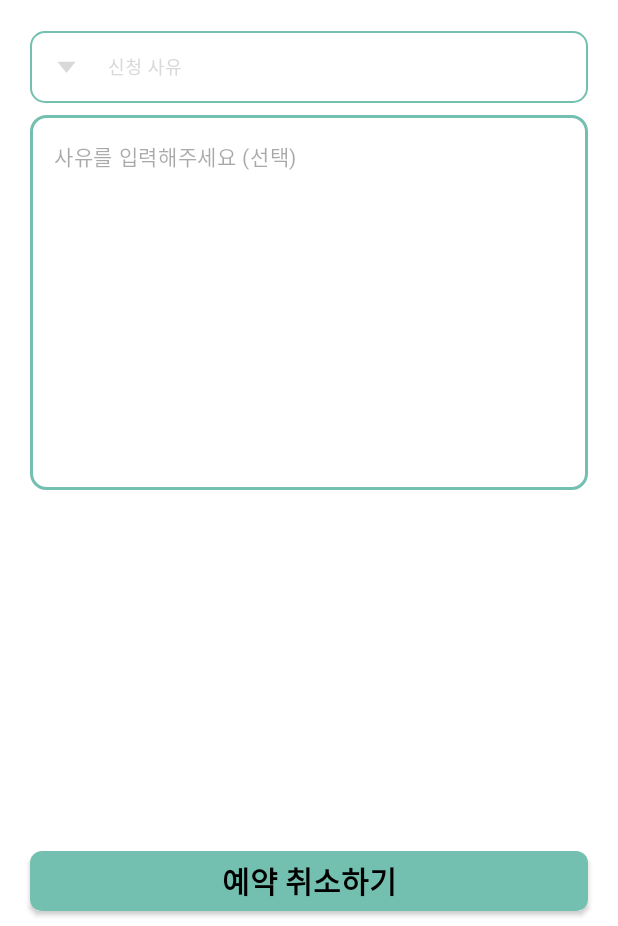
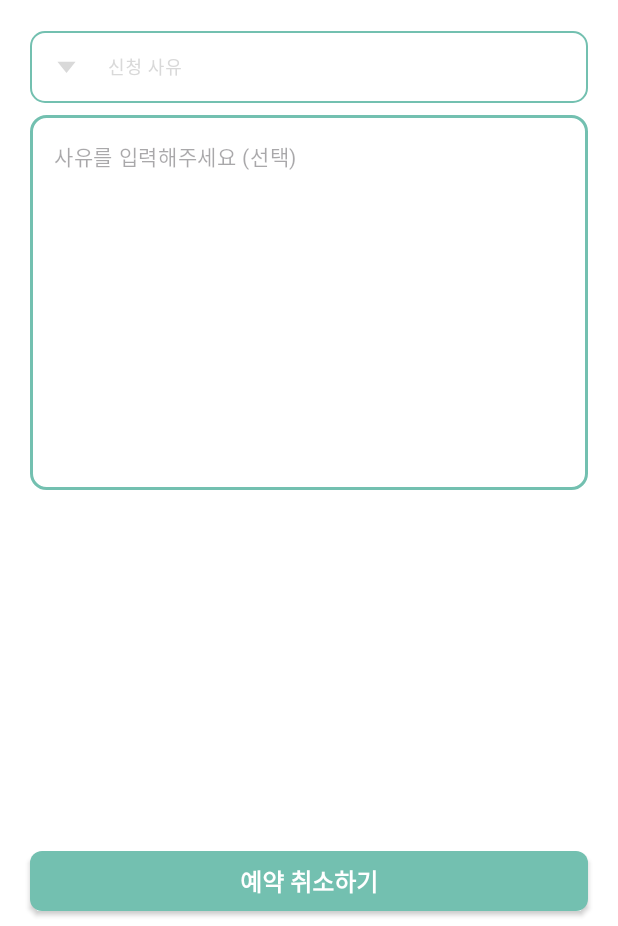
Before and after one commit to seongukHEO/ApartTalk, an Android app: the fragment ReservationCancelCompleteFragment placed in its activity, on a phone screen of 412 x 824 dp, the part 310-1236 px from its top. Run offline under Robolectric (Android 15) with nearby library versions, the phone set to English and light mode, and no system bars; our stand-ins replace Firebase (no records; nobody signed in at launch, a user with empty details on screens opened directly); libraries missing offline, so code that uses them is left out: com.kakao.sdk.

Commit message:
refactor: 레이아웃 수정

```diff
--- a/app/src/main/res/layout/fragment_reservation_cancel_complete.xml
+++ b/app/src/main/res/layout/fragment_reservation_cancel_complete.xml
@@ -196,8 +196,8 @@
             android:fontFamily="@font/notosans_semibold"
             android:includeFontPadding="false"
             android:text="예약 취소하기"
-            android:textColor="@color/black"
-            android:textSize="20sp"
+            android:textColor="@color/white"
+            android:textSize="16sp"
             android:textStyle="bold"
             app:layout_constraintBottom_toBottomOf="parent"
             app:layout_constraintEnd_toEndOf="parent"
```
